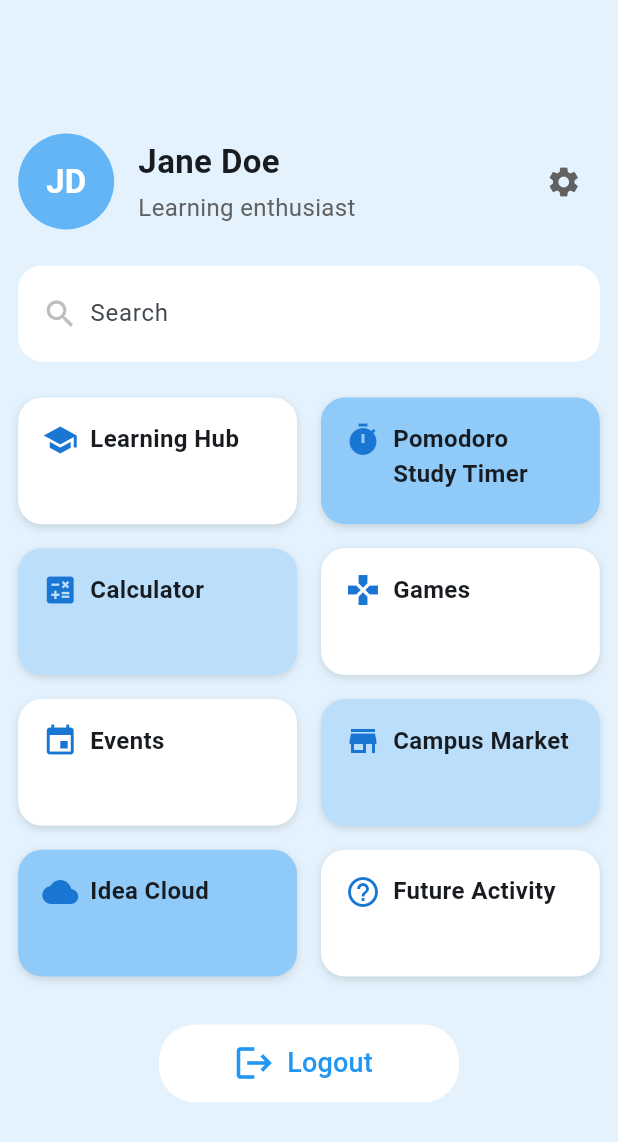
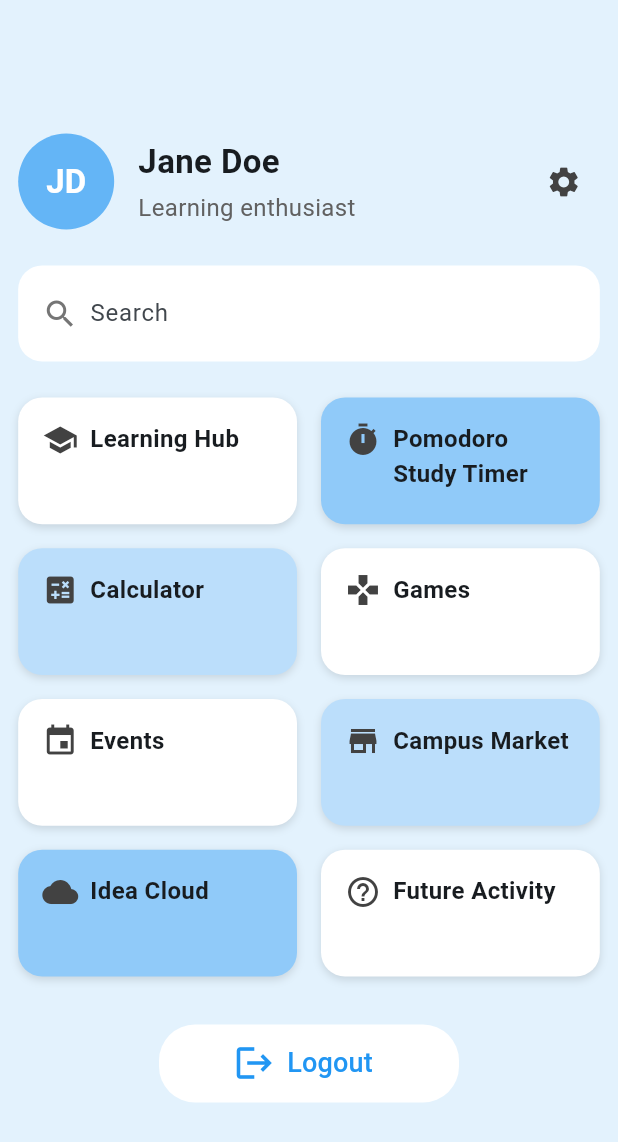
Before and after one commit to SuSanShweYeeBo2002/au_connect, a Flutter app: the CampusCornerPage screen opened directly, on a phone screen of 412 x 824 dp. Shown: the top 1142 px of the screen. Run offline on Flutter 3.47's test engine with Material 3 defaults, Android fonts, the phone set to English and light mode, and no system bars.

Commit message:
campus icons fix

```diff
--- a/lib/screens/campus_corner_page.dart
+++ b/lib/screens/campus_corner_page.dart
@@ -64,7 +64,7 @@ class CampusCornerPage extends StatelessWidget {
                             ),
                           ),
                           IconButton(
-                            icon: Icon(Icons.settings, color: Colors.grey[700]),
+                            icon: Icon(Icons.settings, color: Colors.grey[800]),
                             onPressed: () {},
                           ),
                         ],
@@ -82,7 +82,7 @@ class CampusCornerPage extends StatelessWidget {
                           ),
                           child: Row(
                             children: [
-                              Icon(Icons.search, color: Colors.grey[400]),
+                              Icon(Icons.search, color: Colors.grey[600]),
                               SizedBox(width: 8),
                               Expanded(
                                 child: TextField(
@@ -254,7 +254,7 @@ class _CampusTile extends StatelessWidget {
       child: Row(
         crossAxisAlignment: CrossAxisAlignment.start,
         children: [
-          if (icon != null) Icon(icon, color: Colors.blue[700]),
+          if (icon != null) Icon(icon, color: Colors.grey[800]),
           if (icon != null) SizedBox(width: 8),
           Expanded(
             child: Column(
```
